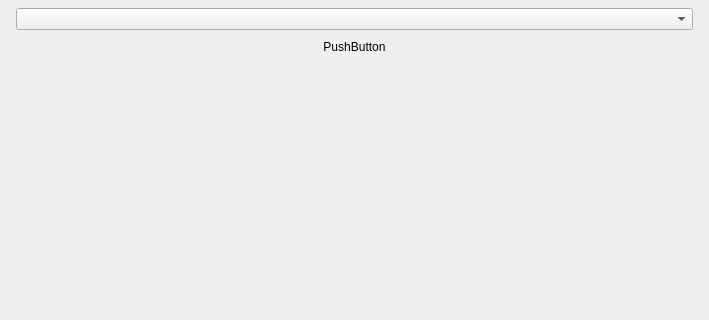
This is src/ui/main/window.ui in luanws/amplifier-circuits as Qt 5 draws it before an edit; both pictures show x 0 to 709 and y 0 to 320 of the 709 by 578 pixel window. The edited form follows.
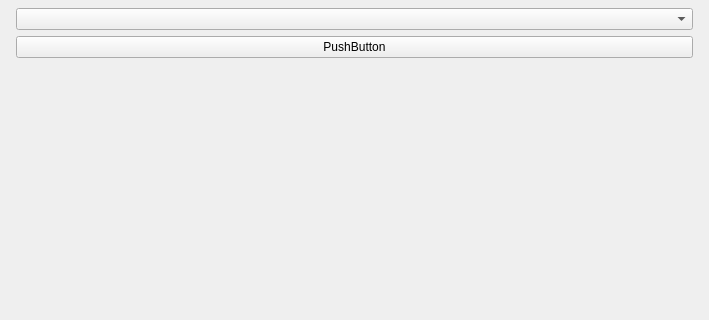
This is the edited form.

What changed in the file:
```diff
--- a/src/ui/main/window.ui
+++ b/src/ui/main/window.ui
@@ -14,17 +14,7 @@
    <string>Projetor bíblico</string>
   </property>
   <property name="styleSheet">
-   <string notr="true">QPushButton {
-	padding: 4px;
-	background-color: transparent;
-	border-radius: 8px;
-}
-
-QPushButton:hover {
-	background-color: #ccc;
-	color: white;
-}
-</string>
+   <string notr="true"/>
   </property>
   <widget class="QWidget" name="centralwidget">
    <layout class="QVBoxLayout" name="verticalLayout">
```
Left out of the diff: 2 changed lines with no effect on the pictures.
